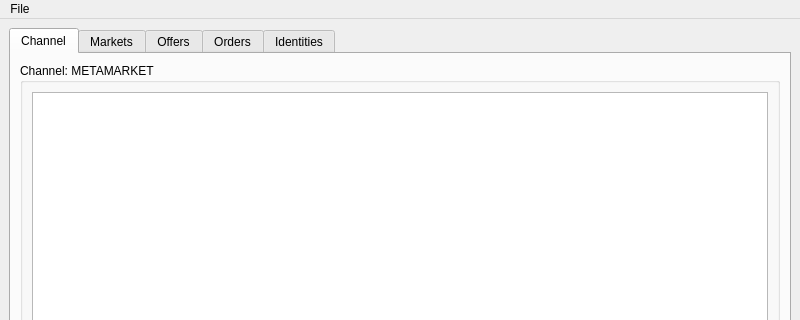
Above: qtui/metamarket-qt.ui from metamarcdw/metamarket before the change; both pictures show x 0 to 800 and y 0 to 320 of the 800 by 557 pixel window. Below: the same form after it.
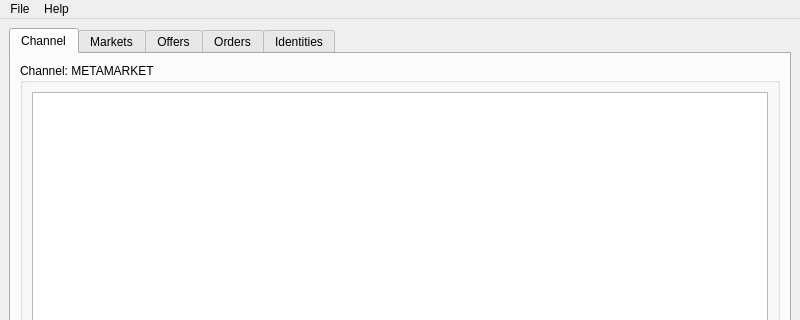
That is the form after the change.

Commit message: Add menu item for about dialog

The edit to the form file:
```diff
--- a/qtui/metamarket-qt.ui
+++ b/qtui/metamarket-qt.ui
@@ -426,7 +426,14 @@
     </property>
     <addaction name="actionClose"/>
    </widget>
+   <widget class="QMenu" name="menuHelp">
+    <property name="title">
+     <string>Help</string>
+    </property>
+    <addaction name="actionAbout"/>
+   </widget>
    <addaction name="menuFile"/>
+   <addaction name="menuHelp"/>
   </widget>
   <widget class="QStatusBar" name="statusbar"/>
   <action name="actionClose">
```
Left out of the diff: 5 changed lines with no effect on the pictures. The commit also changes 1 other file.
